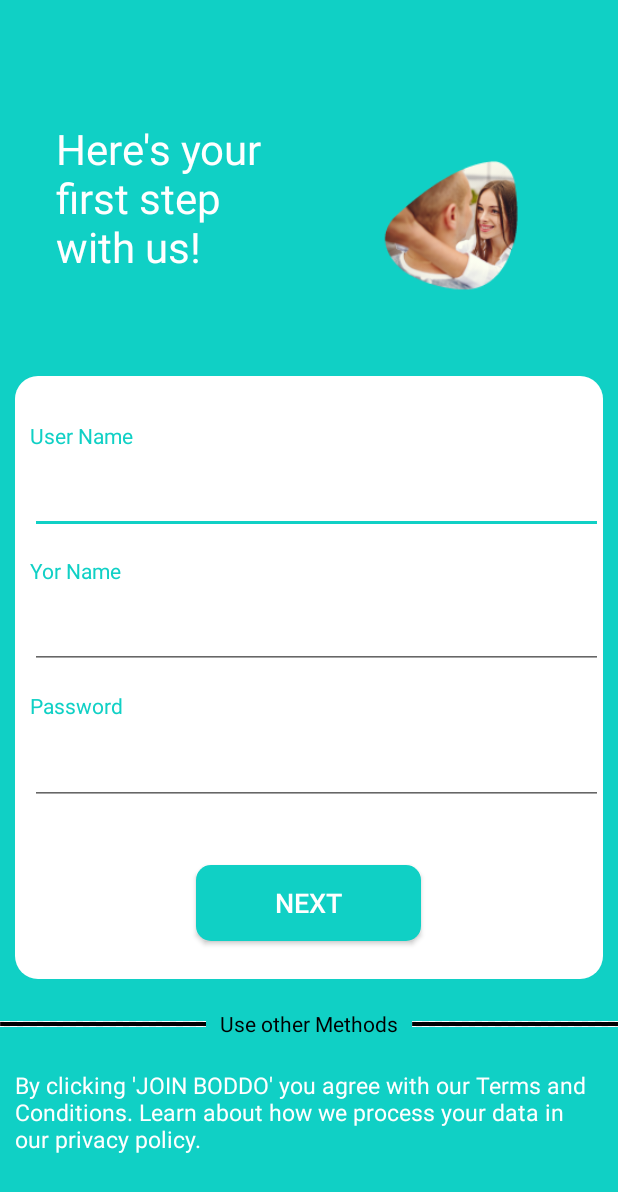
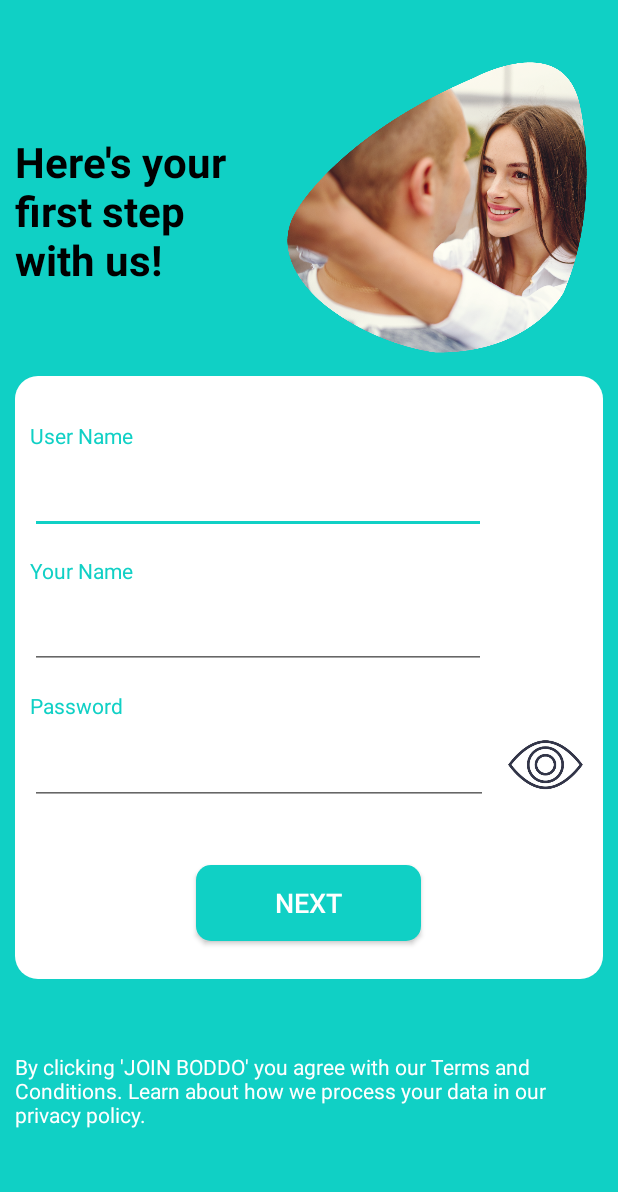
Before and after one commit to IbrarTanim/MyChatApp, an Android app: the RegistrationActivity screen opened directly, with no data from a screen before it, on a phone screen of 412 x 824 dp. Shown: the top 1192 px of the screen. Run offline under Robolectric (Android 15) with nearby library versions, the phone set to English and light mode, and no system bars.

Commit message:
Register activity

```diff
--- a/app/src/main/res/layout/activity_login.xml
+++ b/app/src/main/res/layout/activity_login.xml
@@ -81,6 +81,7 @@
                 <EditText
                     android:layout_width="match_parent"
                     android:layout_height="0dp"
+                    android:layout_marginRight="78dp"
                     android:layout_weight="7"
                     android:textColor="@color/black" />
 
@@ -121,8 +122,8 @@
                         android:layout_width="@dimen/zero"
                         android:layout_height="match_parent"
                         android:layout_weight="2"
+                        android:background="@color/transparent"
                         android:padding="@dimen/ten"
-                        android:background="@color/transparent"
                         android:scaleType="fitCenter"
                         android:src="@drawable/password_show_hide_selector" />
 
--- a/app/src/main/res/layout/activity_registration.xml
+++ b/app/src/main/res/layout/activity_registration.xml
@@ -16,30 +16,29 @@
         <View
             android:layout_width="match_parent"
             android:layout_height="0dp"
-            android:layout_weight="0.5" />
+            android:layout_weight="0.25" />
 
         <LinearLayout
             android:layout_width="match_parent"
             android:layout_height="0dp"
             android:layout_gravity="bottom"
-            android:layout_weight="1"
+            android:layout_weight="1.25"
             android:orientation="horizontal"
-            android:weightSum="11">
+            android:weightSum="10">
 
-            <View
-                android:layout_width="0dp"
-                android:layout_height="match_parent"
-                android:layout_weight="1" />
 
             <TextView
                 android:layout_width="0dp"
                 android:layout_height="match_parent"
+                android:layout_marginLeft="@dimen/ten"
                 android:layout_weight="4"
-                android:gravity="left"
+                android:gravity="center|left"
                 android:text="Here's your first step with us!"
                 android:textAlignment="gravity"
-                android:textColor="@color/white"
-                android:textSize="28dp" />
+                android:textColor="@color/black"
+                android:textSize="28dp"
+                android:textStyle="bold" />
+
 
             <ImageView
                 android:layout_width="0dp"
@@ -47,15 +46,11 @@
                 android:layout_gravity="center"
                 android:layout_weight="6"
                 android:background="@color/transparent"
-                android:scaleType="centerCrop"
-                android:src="@mipmap/registration_image" />
+                android:scaleType="fitCenter"
+                android:src="@mipmap/registration_page_image" />
 
         </LinearLayout>
 
-        <!--<View
-            android:layout_width="match_parent"
-            android:layout_height="0dp"
-            android:layout_weight="0.5" />-->
 
         <LinearLayout
             android:layout_width="match_parent"
@@ -99,6 +94,7 @@
                         android:layout_width="match_parent"
                         android:layout_height="0dp"
                         android:layout_weight="7"
+                        android:layout_marginRight="78dp"
                         android:textColor="@color/black" />
 
 
@@ -120,15 +116,15 @@
                         android:layout_width="match_parent"
                         android:layout_height="0dp"
                         android:layout_weight="3"
-                        android:text="Yor Name"
+                        android:text="Your Name"
                         android:textColor="@color/reference_login" />
 
 
                     <EditText
                         android:layout_width="match_parent"
                         android:layout_height="0dp"
+                        android:layout_marginRight="78dp"
                         android:layout_weight="7"
-                        android:inputType="textPassword"
                         android:textColor="@color/black" />
 
 
@@ -154,12 +150,31 @@
                         android:textColor="@color/reference_login" />
 
 
-                    <EditText
+                    <LinearLayout
                         android:layout_width="match_parent"
                         android:layout_height="0dp"
                         android:layout_weight="7"
-                        android:inputType="textPassword"
-                        android:textColor="@color/black" />
+                        android:orientation="horizontal"
+                        android:weightSum="10">
+
+
+                        <EditText
+                            android:layout_width="@dimen/zero"
+                            android:layout_height="match_parent"
+                            android:layout_weight="8"
+                            android:inputType="textPassword"
+                            android:textColor="@color/black" />
+
+                        <ImageView
+                            android:layout_width="@dimen/zero"
+                            android:layout_height="match_parent"
+                            android:layout_weight="2"
+                            android:background="@color/transparent"
+                            android:padding="@dimen/ten"
+                            android:scaleType="fitCenter"
+                            android:src="@drawable/password_show_hide_selector" />
+
+                    </LinearLayout>
 
 
                 </LinearLayout>
@@ -216,62 +231,25 @@
             android:layout_height="0dp"
             android:layout_weight="1"
             android:orientation="vertical"
-            android:weightSum="20">
+            android:weightSum="15">
 
 
             <LinearLayout
                 android:layout_width="match_parent"
                 android:layout_height="0dp"
-                android:layout_weight="5"
-                android:orientation="horizontal"
-                android:weightSum="9">
-
-
-                <ImageView
-                    android:layout_width="0dp"
-                    android:layout_height="match_parent"
-                    android:layout_weight="3"
-                    android:background="@color/transparent"
-                    android:gravity="center"
-                    android:scaleType="fitCenter"
-                    android:src="@mipmap/horizontal_img" />
-
-                <TextView
-                    android:layout_width="0dp"
-                    android:layout_height="match_parent"
-                    android:layout_weight="3"
-                    android:gravity="center"
-                    android:text="Use other Methods"
-                    android:textColor="@color/black" />
-
-                <ImageView
-                    android:layout_width="0dp"
-                    android:layout_height="match_parent"
-                    android:layout_weight="3"
-                    android:background="@color/transparent"
-                    android:gravity="center"
-                    android:scaleType="fitCenter"
-                    android:src="@mipmap/horizontal_img" />
-
-
-            </LinearLayout>
-
-            <LinearLayout
-                android:layout_width="match_parent"
-                android:layout_height="0dp"
-                android:layout_weight="10"
+                android:layout_weight="12"
                 android:orientation="horizontal">
 
 
                 <TextView
                     android:layout_width="0dp"
                     android:layout_height="match_parent"
+                    android:layout_marginLeft="@dimen/ten"
+                    android:layout_marginRight="@dimen/ten"
                     android:layout_weight="3"
-                    android:gravity="top"
-                    android:padding="@dimen/ten"
+                    android:gravity="left|center"
                     android:text="By clicking 'JOIN BODDO' you agree with our Terms and Conditions. Learn about how we process your data in our privacy policy."
-                    android:textColor="@color/white"
-                    android:textSize="15dp" />
+                    android:textColor="@color/white" />
 
 
             </LinearLayout>
@@ -280,7 +258,7 @@
             <View
                 android:layout_width="match_parent"
                 android:layout_height="0dp"
-                android:layout_weight="5" />
+                android:layout_weight="3" />
 
 
         </LinearLayout>
```
